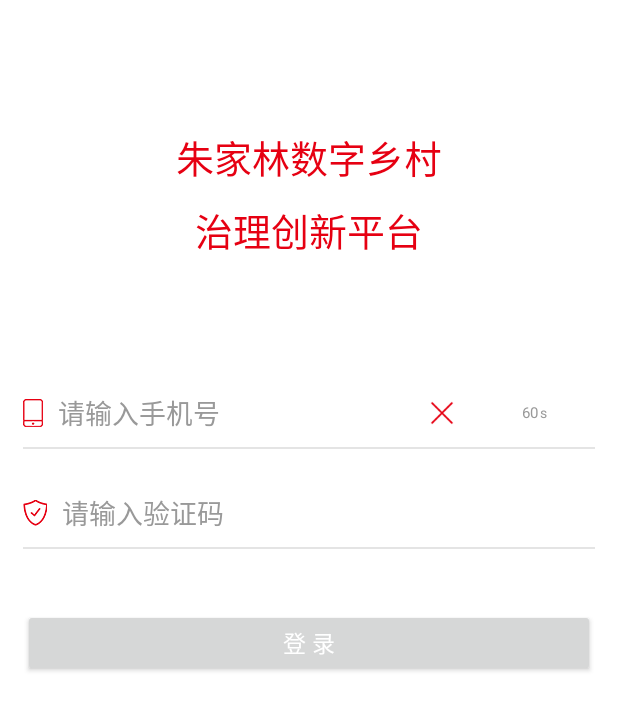
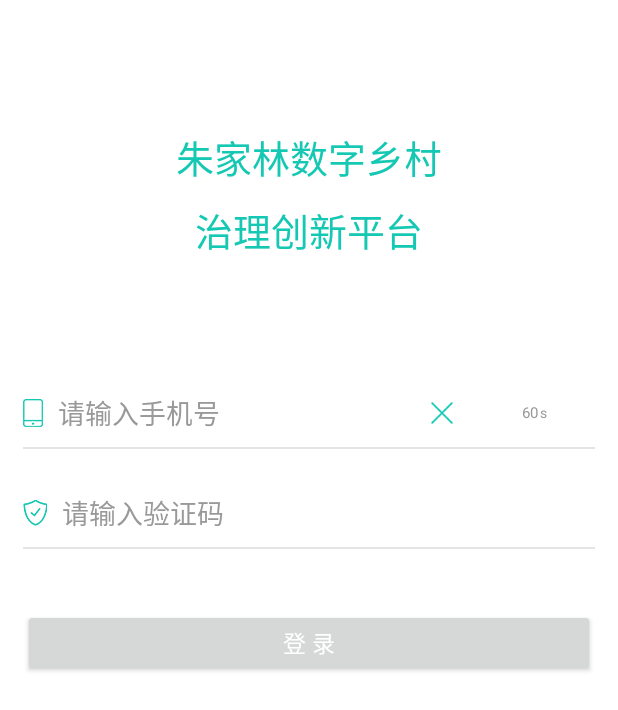
Before and after one commit to ZhouSilverBullet/ZhuJiaLinGuardianApp, an Android app: the layout activity_login.xml on its own in the app's theme, with its tools: preview values and no code run, on a phone screen of 412 x 824 dp. Shown: the top 710 px of the screen. Run offline under Robolectric (Android 15) with nearby library versions, the phone set to English and light mode, and no system bars; network calls fail.

Commit message:
主色调修改

```diff
--- a/app/src/main/java/com/sdxxtop/zjlguardian/ui/server_people/ServerPeopleFragment.kt
+++ b/app/src/main/java/com/sdxxtop/zjlguardian/ui/server_people/ServerPeopleFragment.kt
@@ -64,7 +64,7 @@ class ServerPeopleFragment : KBaseFragment<FragmentServerPeopleBinding>() {
 
     override fun onClick(v: View?) {
         when (v) {
-            mBinding.btnPolitics -> {
+            mBinding.tvPolitics -> {
                 startActivity<PoliticsActivity>()
             }
         }
--- a/app/src/main/res/drawable/white_send_code_bg.xml
+++ b/app/src/main/res/drawable/white_send_code_bg.xml
@@ -1,5 +1,5 @@
 <?xml version="1.0" encoding="utf-8"?>
 <shape xmlns:android="http://schemas.android.com/apk/res/android">
     <corners android:radius="20dp"/>
-    <solid android:color="@color/red_E60012" />
+    <solid android:color="@color/green_14C8B3" />
 </shape>
--- a/app/src/main/res/layout/activity_login.xml
+++ b/app/src/main/res/layout/activity_login.xml
@@ -13,7 +13,7 @@
         android:layout_gravity="center_horizontal"
         android:layout_marginTop="85dp"
         android:text="朱家林数字乡村"
-        android:textColor="@color/red_E60012"
+        android:textColor="@color/green_14C8B3"
         android:textSize="25sp" />
 
     <TextView
@@ -22,7 +22,7 @@
         android:layout_gravity="center_horizontal"
         android:layout_marginTop="10dp"
         android:text="治理创新平台"
-        android:textColor="@color/red_E60012"
+        android:textColor="@color/green_14C8B3"
         android:textSize="25sp" />
 
     <LinearLayout
@@ -42,7 +42,7 @@
                 android:layout_width="wrap_content"
                 android:layout_height="wrap_content"
                 android:src="@drawable/phone"
-                android:tint="@color/red_E60012" />
+                android:tint="@color/green_14C8B3" />
 
             <EditText
                 android:id="@+id/et_phone"
@@ -64,20 +64,20 @@
                 android:layout_height="wrap_content"
                 android:layout_marginRight="10dp"
                 android:src="@drawable/login_delete"
-                android:tint="@color/red_E60012" />
+                android:tint="@color/green_14C8B3" />
 
             <FrameLayout
                 android:id="@+id/fl_code"
                 android:layout_width="80dp"
                 android:layout_height="30dp"
                 app:bl_corners_radius="20dp"
-                app:bl_pressed_drawable="@color/red_press_E60012"
-                app:bl_ripple_color="@color/red_E60012"
+                app:bl_pressed_drawable="@color/green_unable_6EDAD3"
+                app:bl_ripple_color="@color/green_14C8B3"
                 app:bl_ripple_enable="true"
-                app:bl_stroke_color="@color/red_E60012"
+                app:bl_stroke_color="@color/green_14C8B3"
                 app:bl_stroke_width="1dp"
-                app:bl_unEnabled_drawable="@color/red_unable_E60012"
-                app:bl_unPressed_drawable="@color/red_E60012">
+                app:bl_unEnabled_drawable="@color/green_unable_6EDAD3"
+                app:bl_unPressed_drawable="@color/green_14C8B3">
 
                 <TextView
                     android:id="@+id/tv_code"
@@ -142,7 +142,7 @@
                 android:layout_width="wrap_content"
                 android:layout_height="wrap_content"
                 android:src="@drawable/code"
-                android:tint="@color/red_E60012" />
+                android:tint="@color/green_14C8B3" />
 
             <EditText
                 android:id="@+id/et_code"
@@ -164,7 +164,7 @@
                 android:layout_height="wrap_content"
                 android:layout_marginRight="10dp"
                 android:src="@drawable/login_delete"
-                android:tint="@color/red_E60012"
+                android:tint="@color/green_14C8B3"
                 android:visibility="invisible" />
 
         </LinearLayout>
@@ -186,11 +186,11 @@
         android:textColor="@color/white"
         android:textSize="15sp"
         app:bl_corners_radius="20dp"
-        app:bl_pressed_drawable="@color/red_press_E60012"
-        app:bl_ripple_color="@color/red_E60012"
+        app:bl_pressed_drawable="@color/green_press_6EDAD3"
+        app:bl_ripple_color="@color/green_14C8B3"
         app:bl_ripple_enable="true"
-        app:bl_stroke_color="@color/red_E60012"
+        app:bl_stroke_color="@color/green_14C8B3"
         app:bl_stroke_width="1dp"
-        app:bl_unEnabled_drawable="@color/red_unable_E60012"
-        app:bl_unPressed_drawable="@color/red_E60012" />
+        app:bl_unEnabled_drawable="@color/green_unable_6EDAD3"
+        app:bl_unPressed_drawable="@color/green_14C8B3" />
 </LinearLayout>
--- a/app/src/main/res/values-v21/styles.xml
+++ b/app/src/main/res/values-v21/styles.xml
@@ -19,12 +19,12 @@
 
     <style name="RedAppTheme" parent="Theme.AppCompat.Light.NoActionBar">
         <!-- Customize your theme here. -->
-        <item name="colorPrimary">@color/red_E60012</item>
-        <item name="colorPrimaryDark">@color/red_E60012</item>
+        <item name="colorPrimary">@color/green_14C8B3</item>
+        <item name="colorPrimaryDark">@color/green_14C8B3</item>
         <item name="colorAccent">@color/colorAccent</item>
 
-        <item name="android:statusBarColor">@color/red_E60012</item>
-        <item name="android:textColorHint">@color/colorAccent</item>
+        <item name="android:statusBarColor">@color/green_14C8B3</item>
+        <item name="android:textColorHint">@color/color_999999</item>
         <!-- 允许使用transitions -->
         <item name="android:windowContentTransitions">true</item>
         <item name="android:windowAllowEnterTransitionOverlap">false</item>
--- a/app/src/main/res/values/styles.xml
+++ b/app/src/main/res/values/styles.xml
@@ -11,8 +11,8 @@
 
     <style name="RedAppTheme" parent="Theme.AppCompat.Light.NoActionBar">
         <!-- Customize your theme here. -->
-        <item name="colorPrimary">@color/red_E60012</item>
-        <item name="colorPrimaryDark">@color/red_E60012</item>
+        <item name="colorPrimary">@color/green_14C8B3</item>
+        <item name="colorPrimaryDark">@color/green_14C8B3</item>
         <item name="colorAccent">@color/colorAccent</item>
         <item name="android:windowTranslucentStatus">true</item>
     </style>
```
Also changed, not shown: app/src/main/res/layout/activity_login_confirm.xml (+7 -7 lines), app/src/main/res/layout/activity_politics.xml (+5 -5 lines), app/src/main/res/layout/activity_register.xml (+10 -10 lines), app/src/main/res/layout/fragment_server_people.xml (+39 -25 lines), app/src/main/res/values/colors.xml (+10 -5 lines).
